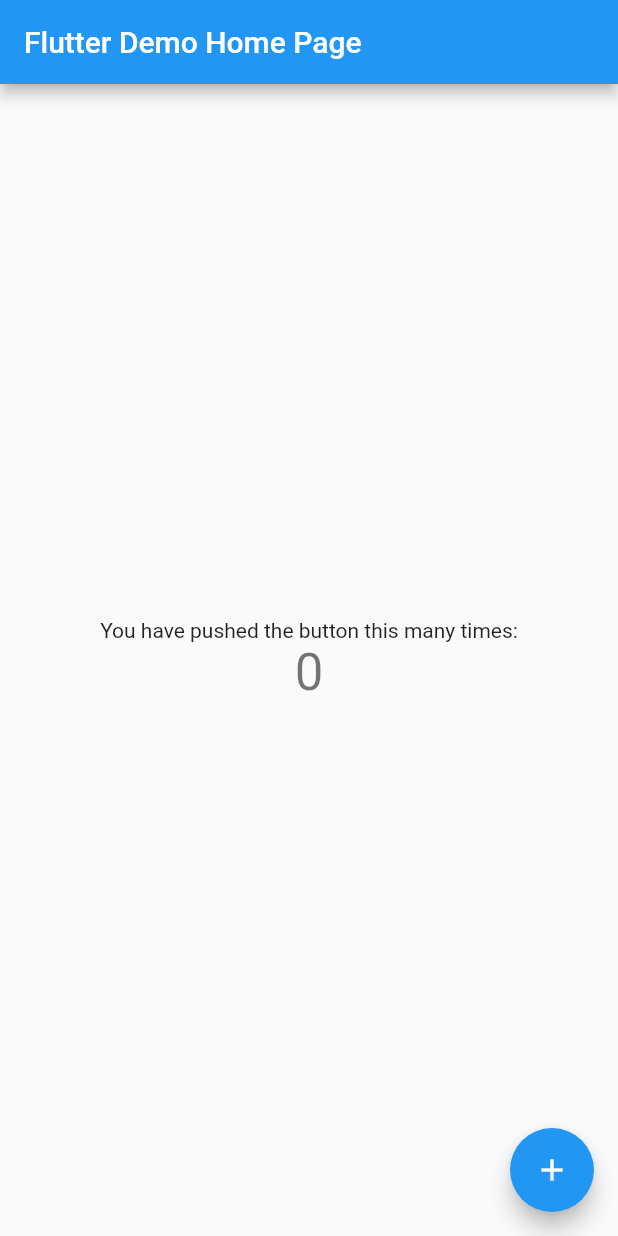
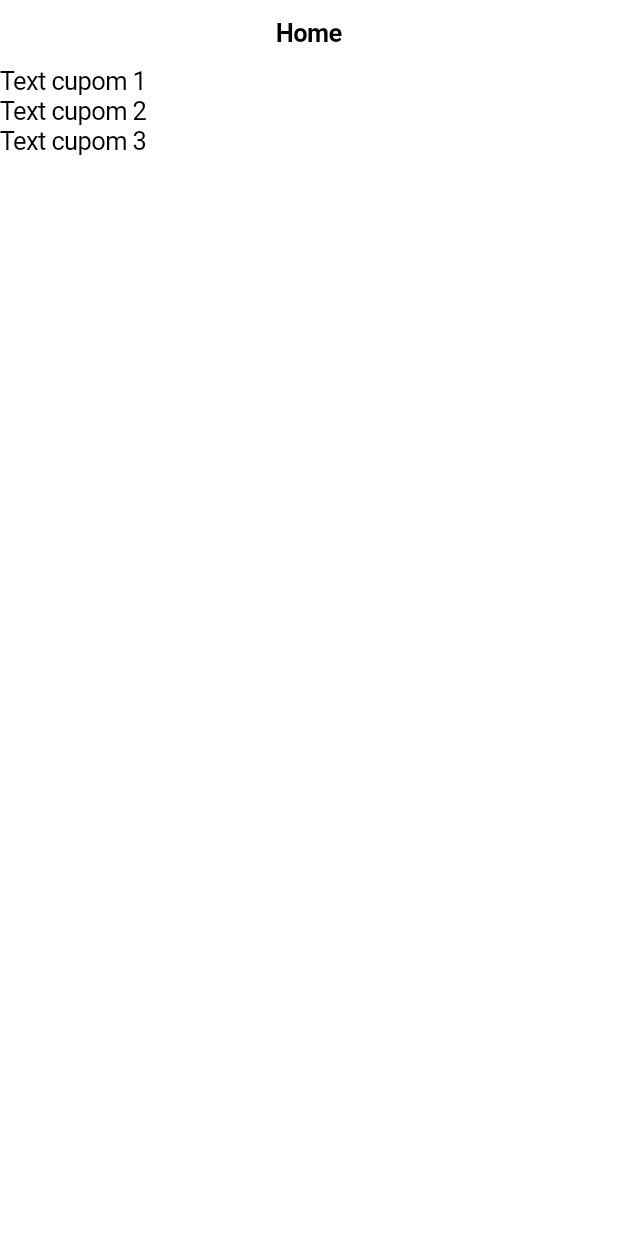
Before and after one commit to GuilhermeVendramini/coupons, a Flutter app: the screen it shows after launch, on a phone screen of 412 x 824 dp. Run offline on Flutter 3.47's test engine with Material 2 defaults, Android fonts, the phone set to English and light mode, and no system bars.

Commit message:
Home module

```diff
--- a/lib/main.dart
+++ b/lib/main.dart
@@ -1,111 +1,5 @@
-import 'package:flutter/material.dart';
+import 'package:flutter/cupertino.dart';
 
-void main() => runApp(MyApp());
+import 'src/app_module.dart';
 
-class MyApp extends StatelessWidget {
-  // This widget is the root of your application.
-  @override
-  Widget build(BuildContext context) {
-    return MaterialApp(
-      title: 'Flutter Demo',
-      theme: ThemeData(
-        // This is the theme of your application.
-        //
-        // Try running your application with "flutter run". You'll see the
-        // application has a blue toolbar. Then, without quitting the app, try
-        // changing the primarySwatch below to Colors.green and then invoke
-        // "hot reload" (press "r" in the console where you ran "flutter run",
-        // or simply save your changes to "hot reload" in a Flutter IDE).
-        // Notice that the counter didn't reset back to zero; the application
-        // is not restarted.
-        primarySwatch: Colors.blue,
-      ),
-      home: MyHomePage(title: 'Flutter Demo Home Page'),
-    );
-  }
-}
-
-class MyHomePage extends StatefulWidget {
-  MyHomePage({Key key, this.title}) : super(key: key);
-
-  // This widget is the home page of your application. It is stateful, meaning
-  // that it has a State object (defined below) that contains fields that affect
-  // how it looks.
-
-  // This class is the configuration for the state. It holds the values (in this
-  // case the title) provided by the parent (in this case the App widget) and
-  // used by the build method of the State. Fields in a Widget subclass are
-  // always marked "final".
-
-  final String title;
-
-  @override
-  _MyHomePageState createState() => _MyHomePageState();
-}
-
-class _MyHomePageState extends State<MyHomePage> {
-  int _counter = 0;
-
-  void _incrementCounter() {
-    setState(() {
-      // This call to setState tells the Flutter framework that something has
-      // changed in this State, which causes it to rerun the build method below
-      // so that the display can reflect the updated values. If we changed
-      // _counter without calling setState(), then the build method would not be
-      // called again, and so nothing would appear to happen.
-      _counter++;
-    });
-  }
-
-  @override
-  Widget build(BuildContext context) {
-    // This method is rerun every time setState is called, for instance as done
-    // by the _incrementCounter method above.
-    //
-    // The Flutter framework has been optimized to make rerunning build methods
-    // fast, so that you can just rebuild anything that needs updating rather
-    // than having to individually change instances of widgets.
-    return Scaffold(
-      appBar: AppBar(
-        // Here we take the value from the MyHomePage object that was created by
-        // the App.build method, and use it to set our appbar title.
-        title: Text(widget.title),
-      ),
-      body: Center(
-        // Center is a layout widget. It takes a single child and positions it
-        // in the middle of the parent.
-        child: Column(
-          // Column is also a layout widget. It takes a list of children and
-          // arranges them vertically. By default, it sizes itself to fit its
-          // children horizontally, and tries to be as tall as its parent.
-          //
-          // Invoke "debug painting" (press "p" in the console, choose the
-          // "Toggle Debug Paint" action from the Flutter Inspector in Android
-          // Studio, or the "Toggle Debug Paint" command in Visual Studio Code)
-          // to see the wireframe for each widget.
-          //
-          // Column has various properties to control how it sizes itself and
-          // how it positions its children. Here we use mainAxisAlignment to
-          // center the children vertically; the main axis here is the vertical
-          // axis because Columns are vertical (the cross axis would be
-          // horizontal).
-          mainAxisAlignment: MainAxisAlignment.center,
-          children: <Widget>[
-            Text(
-              'You have pushed the button this many times:',
-            ),
-            Text(
-              '$_counter',
-              style: Theme.of(context).textTheme.display1,
-            ),
-          ],
-        ),
-      ),
-      floatingActionButton: FloatingActionButton(
-        onPressed: _incrementCounter,
-        tooltip: 'Increment',
-        child: Icon(Icons.add),
-      ), // This trailing comma makes auto-formatting nicer for build methods.
-    );
-  }
-}
+void main() => runApp(AppModule());
--- /dev/null
+++ b/lib/src/app_bloc.dart
@@ -0,0 +1,19 @@
+import 'package:flutter/foundation.dart';
+
+class AppBloc with ChangeNotifier {
+  /*
+  * Vars here
+  * */
+}
+
+class App extends AppBloc {
+  /*
+  * Getters and Setters here
+  **/
+}
+
+class AppProvider extends App {
+  /*
+  * Functions here
+  * */
+}
--- /dev/null
+++ b/lib/src/app_module.dart
@@ -0,0 +1,17 @@
+import 'package:flutter/cupertino.dart';
+import 'package:provider/provider.dart';
+
+import 'app_bloc.dart';
+import 'app_widget.dart';
+
+class AppModule extends StatelessWidget {
+  @override
+  Widget build(BuildContext context) {
+    return MultiProvider(
+      providers: [
+        ChangeNotifierProvider<AppProvider>(builder: (_) => AppProvider()),
+      ],
+      child: AppWidget(),
+    );
+  }
+}
--- /dev/null
+++ b/lib/src/app_theme.dart
@@ -0,0 +1,9 @@
+import 'package:flutter/cupertino.dart';
+
+class AppTheme {
+  AppTheme._();
+
+  static final CupertinoThemeData themeData = new CupertinoThemeData(
+    brightness: Brightness.light
+  );
+}
--- /dev/null
+++ b/lib/src/app_widget.dart
@@ -0,0 +1,18 @@
+import 'package:flutter/cupertino.dart';
+import 'package:flutter/material.dart';
+
+import 'app_theme.dart';
+import 'modules/home/home_module.dart';
+import 'shared/languages/pt-br/strings.dart';
+
+class AppWidget extends StatelessWidget {
+  @override
+  Widget build(BuildContext context) {
+
+    return CupertinoApp(
+      title: Strings.appName,
+      theme: AppTheme.themeData,
+      home: HomeModule(),
+    );
+  }
+}
--- /dev/null
+++ b/lib/src/modules/home/home_bloc.dart
@@ -0,0 +1,19 @@
+import 'package:flutter/foundation.dart';
+
+class HomeBloc with ChangeNotifier {
+  /*
+  * Vars here
+  * */
+}
+
+class Home extends HomeBloc {
+  /*
+  * Getters and Setters here
+  **/
+}
+
+class HomeProvider extends Home {
+  /*
+  * Functions here
+  * */
+}
--- /dev/null
+++ b/lib/src/modules/home/home_module.dart
@@ -0,0 +1,17 @@
+import 'package:flutter/cupertino.dart';
+import 'package:provider/provider.dart';
+
+import 'home_bloc.dart';
+import 'home_page.dart';
+
+class HomeModule extends StatelessWidget {
+  @override
+  Widget build(BuildContext context) {
+    return MultiProvider(
+      providers: [
+        ChangeNotifierProvider<HomeProvider>(builder: (_) => HomeProvider()),
+      ],
+      child: HomePage(),
+    );
+  }
+}
--- /dev/null
+++ b/lib/src/modules/home/home_page.dart
@@ -0,0 +1,26 @@
+
+import '../../shared/languages/pt-br/strings.dart';
+import 'package:flutter/cupertino.dart';
+
+class HomePage extends StatefulWidget {
+  @override
+  _HomePageState createState() => _HomePageState();
+}
+
+class _HomePageState extends State<HomePage> {
+  @override
+  Widget build(BuildContext context) {
+    return CupertinoPageScaffold(
+      navigationBar: CupertinoNavigationBar(
+        middle: Text(Strings.homeTitle),
+      ),
+      child: ListView(
+        children: <Widget>[
+          Text('Text cupom 1'),
+          Text('Text cupom 2'),
+          Text('Text cupom 3'),
+        ],
+      ),
+    );
+  }
+}
--- /dev/null
+++ b/lib/src/shared/languages/pt-br/strings.dart
@@ -0,0 +1,9 @@
+class Strings {
+  Strings._();
+
+  // App
+  static const String appName = "Cupons";
+
+  // Home
+  static const String homeTitle = "Home";
+}
--- a/pubspec.yaml
+++ b/pubspec.yaml
@@ -23,6 +23,7 @@ dependencies:
   # The following adds the Cupertino Icons font to your application.
   # Use with the CupertinoIcons class for iOS style icons.
   cupertino_icons: ^0.1.2
+  provider: ^3.1.0
 
 dev_dependencies:
   flutter_test:
```
Also changed, not shown: pubspec.lock, 1 other file.
